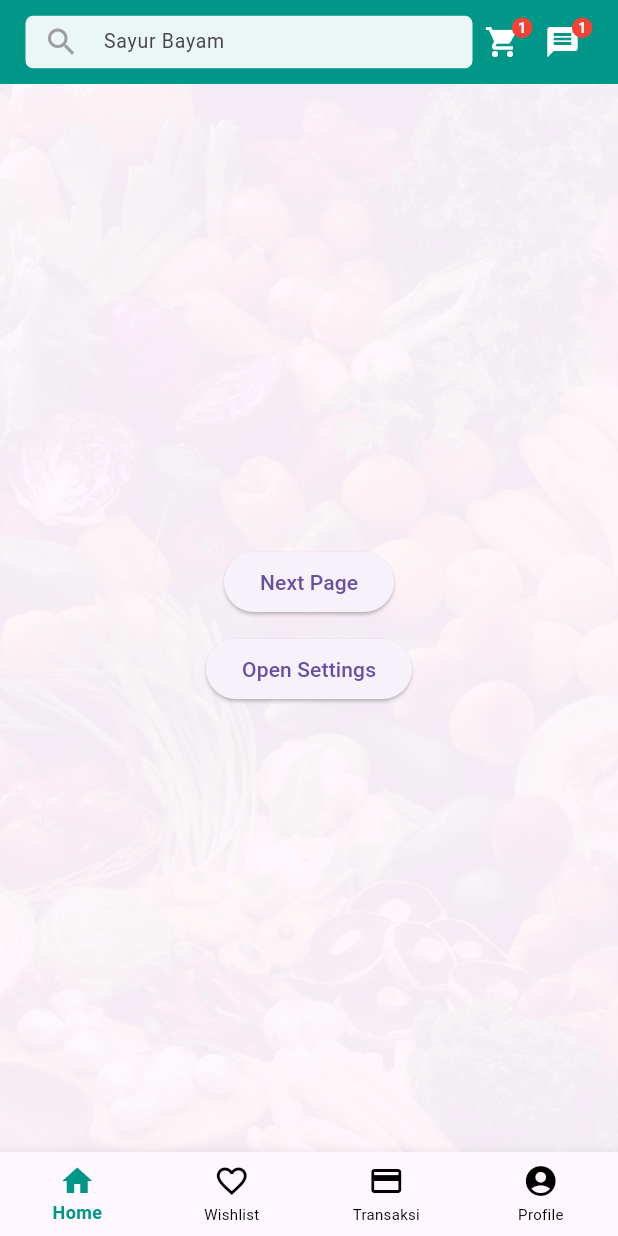
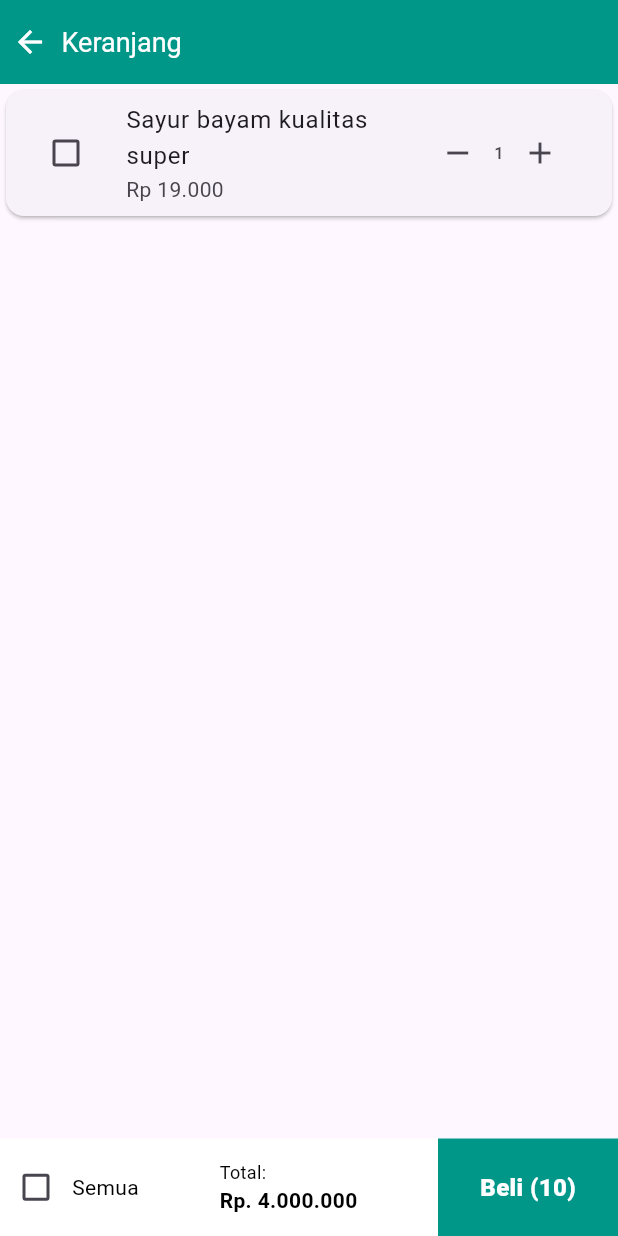
Before and after one commit to agarizqulloh725/mlijoan-apps-flutter, a Flutter app: the HomeScreen screen opened directly, after a tap on the "shopping cart" icon, on a phone screen of 412 x 824 dp. Run offline on Flutter 3.47's test engine with Material 3 defaults, Android fonts, the phone set to English and light mode, and no system bars; our stand-ins replace flutter_secure_storage, shared_preferences; accounts and stored records are empty.

Commit message:
done navbar cart

```diff
--- a/lib/components/appbar.dart
+++ b/lib/components/appbar.dart
@@ -1,9 +1,9 @@
 import 'package:flutter/material.dart';
 
 class MyAppBar extends StatelessWidget implements PreferredSizeWidget {
-  final Function onSearch;
-  final Function onCart;
-  final Function onMessage;
+  final Function(String) onSearch;
+  final VoidCallback onCart;
+  final VoidCallback onMessage;
 
   const MyAppBar({super.key, required this.onSearch, required this.onCart, required this.onMessage});
 
@@ -55,7 +55,7 @@ class MyAppBar extends StatelessWidget implements PreferredSizeWidget {
     );
   }
 
-  Widget _buildIconButton(IconData icon, Function onPressed) {
+  Widget _buildIconButton(IconData icon, VoidCallback onPressed) {
     return SizedBox(
       height: 40,
       width: 40,
--- /dev/null
+++ b/lib/components/navbar_cart.dart
@@ -0,0 +1,85 @@
+import 'package:flutter/material.dart';
+
+class NavbarCart extends StatelessWidget {
+  const NavbarCart({super.key});
+
+  @override
+  Widget build(BuildContext context) {
+    return Container(
+      height: 65,
+      color: const Color.fromARGB(255, 255, 255, 255),
+      child: Row(
+        mainAxisAlignment: MainAxisAlignment.spaceBetween,
+        children: [
+          Row(
+            mainAxisSize: MainAxisSize.min,
+            mainAxisAlignment: MainAxisAlignment.start,
+            children: [
+              Checkbox(
+                value: false,
+                onChanged: (bool? value) {},
+                activeColor: Colors.white,
+                checkColor: Colors.teal,
+              ),
+              Container(
+                margin: EdgeInsets.only(left: 0),
+                child: Text('Semua', style: TextStyle(fontSize: 14.0, color: Colors.black)),
+              ),
+            ],
+          ),
+          const Column(
+            mainAxisAlignment: MainAxisAlignment.center,
+            crossAxisAlignment: CrossAxisAlignment.start,
+            children: [
+              Text('Total:', style: TextStyle(
+                fontSize: 12.0, color: Colors.black,)
+                ),
+              Row(
+                children: [
+                  Text('Rp. ', style: TextStyle(
+                    fontSize: 14.0, color: Colors.black,
+                    fontWeight: FontWeight.w700)),
+                  Text('4.000.000', style: TextStyle(
+                    fontSize: 14.0, color: Colors.black,
+                    fontWeight: FontWeight.w700,
+                    )),
+                ],
+              ),
+            ],
+          ),
+        Container(
+          width: 120,
+          height: MediaQuery.of(context).size.height,
+          color: Colors.teal,
+          child: const Row(
+            mainAxisAlignment: MainAxisAlignment.center,
+            crossAxisAlignment: CrossAxisAlignment.center,
+            children: [
+              Text('Beli', style: TextStyle(
+                fontSize: 16.0,
+                color: Colors.white,
+                fontWeight: FontWeight.w800,
+              )),
+              Text(' (', style: TextStyle(
+                fontSize: 16.0,
+                color: Colors.white,
+                fontWeight: FontWeight.w800,
+              )),
+              Text('10', style: TextStyle(
+                fontSize: 16.0,
+                color: Colors.white,
+                fontWeight: FontWeight.w800,
+              )),
+              Text(')', style: TextStyle(
+                fontSize: 16.0,
+                color: Colors.white,
+                fontWeight: FontWeight.w800,
+              )),
+            ],
+          ),
+        )
+        ],
+      ),
+    );
+  }
+}
--- a/lib/home_screen.dart
+++ b/lib/home_screen.dart
@@ -6,6 +6,8 @@ import 'pages/home_page.dart';
 import 'pages/transactions_page.dart';
 import 'pages/wishlist_page.dart';
 import 'pages/auth/login_page.dart';
+import 'pages/cart_page.dart';
+import 'pages/message_page.dart';
 import 'utils/shared_preferences_manager.dart';
 
 class HomeScreen extends StatefulWidget {
@@ -64,8 +66,8 @@ class _HomeScreenState extends State<HomeScreen> {
           ? null
           : MyAppBar(
               onSearch: (value) {},
-              onCart: () {},
-              onMessage: () {},
+              onCart: () => Navigator.push(context, MaterialPageRoute(builder: (context) => const CartPage())),
+              onMessage: () => Navigator.push(context, MaterialPageRoute(builder: (context) => const MessagePage())),
             ),
       body: _screens[_selectedIndex],
       bottomNavigationBar: Theme(
--- /dev/null
+++ b/lib/pages/cart_page.dart
@@ -0,0 +1,111 @@
+import 'package:flutter/material.dart';
+import 'package:mlijoan_apps/components/navbar_cart.dart';
+
+class ShoppingCartModel {
+  bool? checkboxValue1 = false;
+  bool? checkboxValue2 = true;
+
+  void dispose() {}
+}
+
+class CartPage extends StatefulWidget {
+  const CartPage({super.key});
+
+  @override
+  State<CartPage> createState() => _CartPageState();
+}
+
+class _CartPageState extends State<CartPage> {
+  final ShoppingCartModel _model = ShoppingCartModel();
+  final GlobalKey<ScaffoldState> scaffoldKey = GlobalKey<ScaffoldState>();
+
+  @override
+  void dispose() {
+    _model.dispose();
+    super.dispose();
+  }
+
+  @override
+  Widget build(BuildContext context) {
+    return GestureDetector(
+      onTap: () => FocusScope.of(context).unfocus(),
+      child: Scaffold(
+        key: scaffoldKey,
+        appBar: const CustomAppBar(),
+        body: SafeArea(
+          child: Column(
+            children: [
+              Expanded(
+                child: ListView.builder(
+                  itemCount: 1,
+                  itemBuilder: (context, index) {
+                    return Card(
+                      child: ListTile(
+                        leading: Checkbox(
+                          value: _model.checkboxValue1,
+                          onChanged: (bool? newValue) {
+                            setState(() => _model.checkboxValue1 = newValue);
+                          },
+                        ),
+                        title: const Text('Sayur bayam kualitas super', style: TextStyle(fontSize: 16.0)),
+                        subtitle: const Text('Rp 19.000'),
+                        trailing: const QuantityButtons(),
+                      ),
+                    );
+                  },
+                ),
+              ),
+            ],
+          ),
+        ),
+        bottomNavigationBar: const NavbarCart(),
+      ),
+    );
+  }
+}
+
+class CustomAppBar extends StatelessWidget implements PreferredSizeWidget {
+  const CustomAppBar({super.key});
+
+  @override
+  Widget build(BuildContext context) {
+    return AppBar(
+      backgroundColor: Colors.teal,
+      iconTheme: const IconThemeData(color: Colors.white),
+      leadingWidth: 25,
+      title: const Text(
+        'Keranjang',
+        style: TextStyle(
+          color: Colors.white,
+          fontSize: 18
+        )
+      ),
+      centerTitle: false,
+    );
+  }
+  @override
+  Size get preferredSize => const Size.fromHeight(kToolbarHeight);
+}
+
+
+class QuantityButtons extends StatelessWidget {
+  const QuantityButtons({super.key});
+
+  @override
+  Widget build(BuildContext context) {
+    return Row(
+      mainAxisSize: MainAxisSize.min,
+      children: [
+        IconButton(
+          icon: const Icon(Icons.remove),
+          onPressed: () {},
+        ),
+        const Text('1'),
+        IconButton(
+          icon: const Icon(Icons.add),
+          onPressed: () {},
+        ),
+      ],
+    );
+  }
+}
--- /dev/null
+++ b/lib/pages/message_page.dart
@@ -0,0 +1,15 @@
+import 'package:flutter/material.dart';
+
+class MessagePage extends StatefulWidget {
+  const MessagePage({super.key});
+
+  @override
+  State<MessagePage> createState() => _MessagePageState();
+}
+
+class _MessagePageState extends State<MessagePage> {
+  @override
+  Widget build(BuildContext context) {
+    return const Placeholder();
+  }
+}
```
